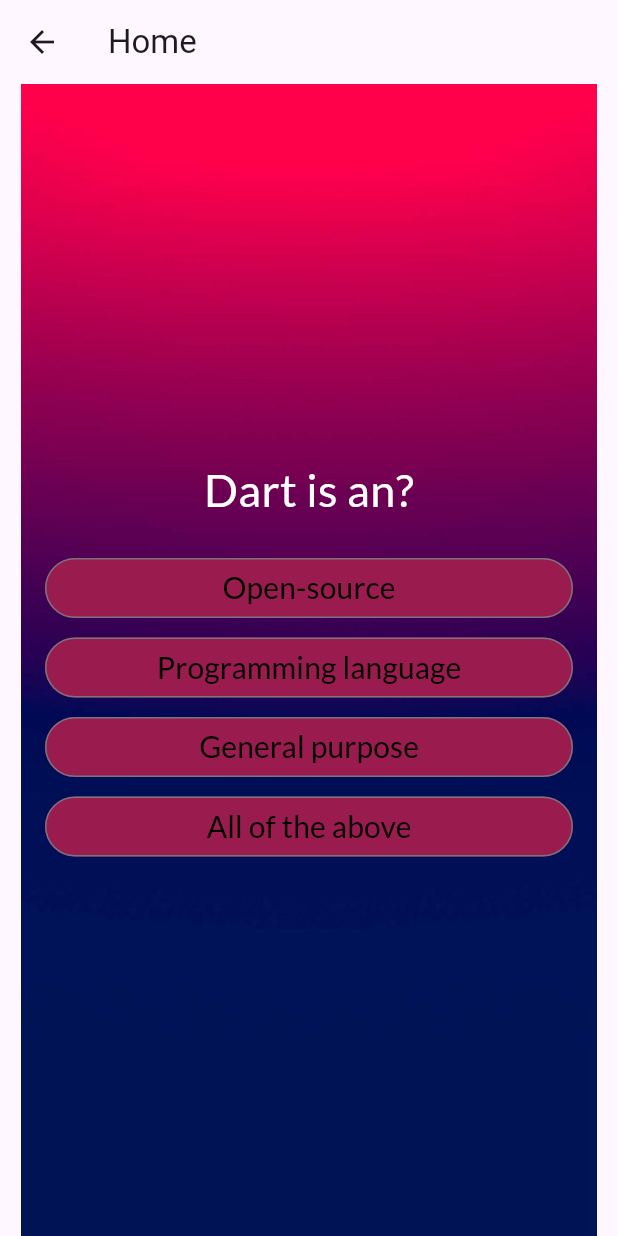
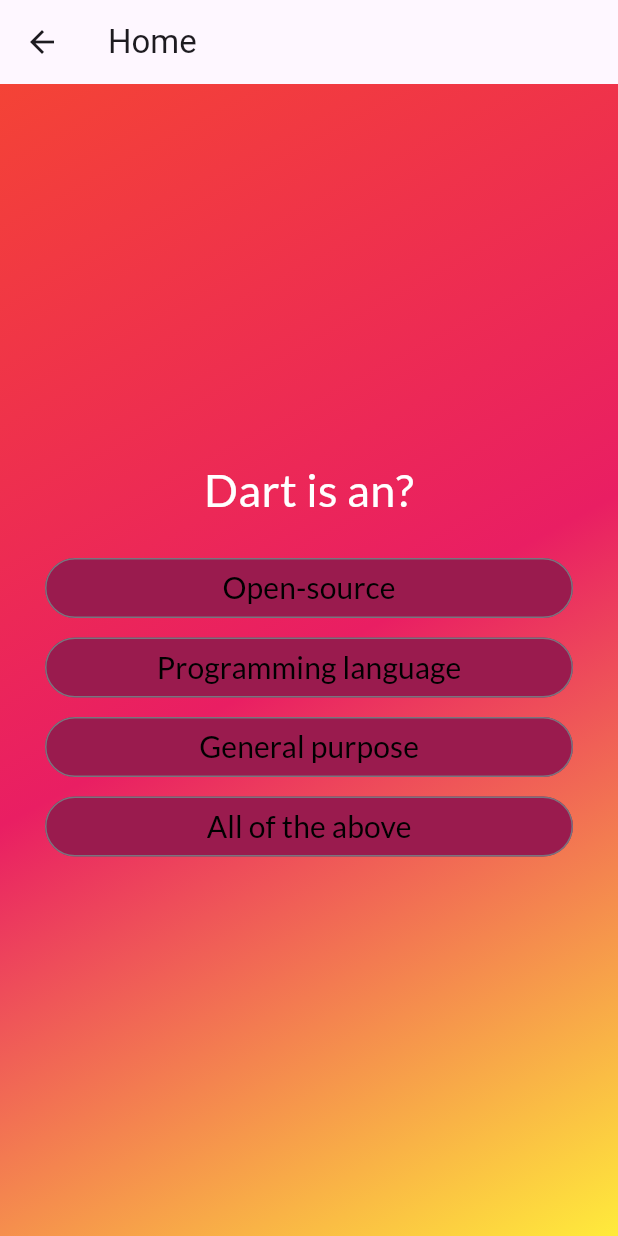
Before and after one commit to LarsDpride/Quiz_App, a Flutter app: the Quiz screen opened directly, after a tap on "start quiz", on a phone screen of 412 x 824 dp. Run offline on Flutter 3.47's test engine with Material 3 defaults, Android fonts, the phone set to English and light mode, and no system bars; our stand-ins replace firebase_auth, firebase_core, flutter_riverpod, google_fonts; accounts and stored records are empty.

Commit message:
updating the architecture

```diff
--- a/lib/quiz.dart
+++ b/lib/quiz.dart
@@ -56,11 +56,17 @@ class _QuizState extends ConsumerState<Quiz> {
       ),
       body: Container(
         decoration: const BoxDecoration(
-          image: DecorationImage(
-            image: AssetImage('assets/bc.jpg'),
+          gradient: LinearGradient(
+            begin: Alignment.topLeft,
+            end: Alignment.bottomRight,
+            colors: [
+              Colors.red,
+              Colors.pink,
+              Colors.yellow,
+            ],
           ),
         ),
-        child: showscreen,
+        child: showscreen, // Your content here
       ),
     );
   }
```
Also changed, not shown: lib/auth/signup.dart (+0 -10 lines), lib/screens/question_screen.dart (+3 -6 lines), lib/screens/result_screen.dart (+4 -9 lines), lib/components/answer_buttons.dart (renamed from lib/widgets/questions_sc/answer_buttons.dart), lib/components/show_summery.dart (renamed from lib/widgets/result_sc/show_summery.dart), pubspec.lock.
